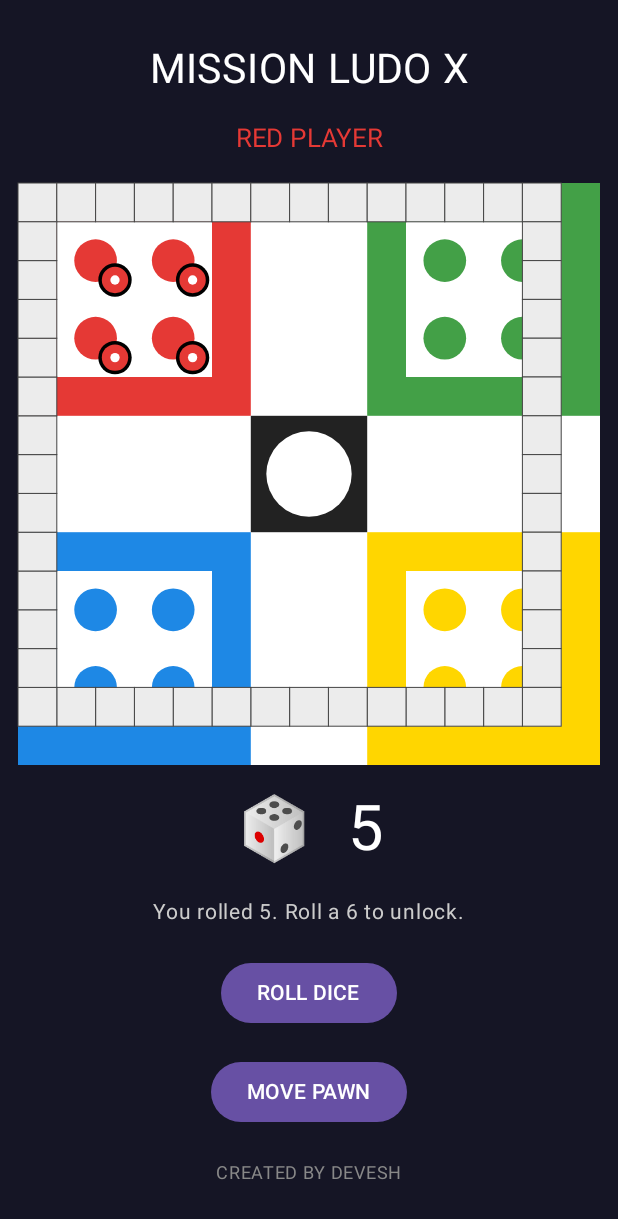
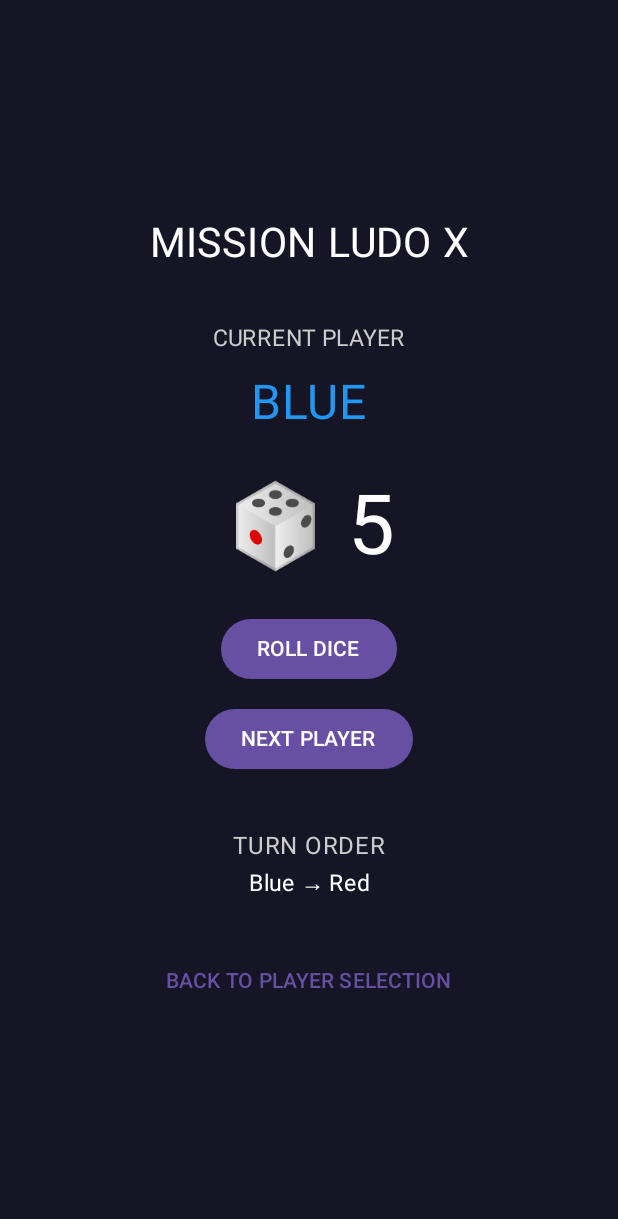
Before and after one commit to devesh372/Mission-Ludo-X, an Android app built with Jetpack Compose: the screen it shows after launch (MainActivity), after a tap on "ROLL DICE", on a phone screen of 412 x 824 dp. Shown: the top 1219 px of the screen. Run offline under Robolectric (Android 15) with nearby library versions, the phone set to English and light mode, and no system bars; 1 other tap on this screen came first.

Commit message:
Add local multiplayer selection

```diff
--- a/app/src/main/java/com/devesh/missionludox/MainActivity.kt
+++ b/app/src/main/java/com/devesh/missionludox/MainActivity.kt
@@ -4,126 +4,174 @@ package com.devesh.missionludox
 import android.os.Bundle
 import androidx.activity.ComponentActivity
 import androidx.activity.compose.setContent
-import androidx.compose.foundation.Canvas
 import androidx.compose.foundation.background
 import androidx.compose.foundation.layout.*
+import androidx.compose.foundation.shape.RoundedCornerShape
 import androidx.compose.material3.*
 import androidx.compose.runtime.*
 import androidx.compose.ui.Alignment
 import androidx.compose.ui.Modifier
 import androidx.compose.ui.graphics.Color
-import androidx.compose.ui.geometry.Offset
-import androidx.compose.ui.geometry.Size
 import androidx.compose.ui.unit.dp
 import androidx.compose.ui.unit.sp
-import kotlin.random.Random
 
 class MainActivity : ComponentActivity() {
     override fun onCreate(savedInstanceState: Bundle?) {
         super.onCreate(savedInstanceState)
+
         setContent {
             MaterialTheme {
-                GameScreen()
+                MissionLudoApp()
             }
         }
     }
 }
 
-private val red = Color(0xFFE53935)
-private val green = Color(0xFF43A047)
-private val yellow = Color(0xFFFFD600)
-private val blue = Color(0xFF1E88E5)
+data class Player(
+    val name: String,
+    val color: Color
+)
 
-private val route = buildList {
-    for (x in 0..13) add(x to 0)
-    for (y in 1..13) add(13 to y)
-    for (x in 12 downTo 0) add(x to 13)
-    for (y in 12 downTo 1) add(0 to y)
+val players = listOf(
+    Player("Blue", Color(0xFF2196F3)),
+    Player("Red", Color(0xFFE53935)),
+    Player("Green", Color(0xFF43A047)),
+    Player("Yellow", Color(0xFFFFD600))
+)
+
+@Composable
+fun MissionLudoApp() {
+    var playerCount by remember { mutableIntStateOf(2) }
+    var gameStarted by remember { mutableStateOf(false) }
+
+    if (!gameStarted) {
+        PlayerSelectionScreen(
+            playerCount = playerCount,
+            onPlayerCountChange = { playerCount = it },
+            onStart = { gameStarted = true }
+        )
+    } else {
+        LocalGameScreen(
+            playerCount = playerCount,
+            onBack = { gameStarted = false }
+        )
+    }
 }
 
 @Composable
-fun GameScreen() {
-    var dice by remember { mutableIntStateOf(0) }
-    var message by remember { mutableStateOf("Roll a 6 to unlock a pawn!") }
-    val pawns = remember { mutableStateListOf(-1, -1, -1, -1) }
-
+fun PlayerSelectionScreen(
+    playerCount: Int,
+    onPlayerCountChange: (Int) -> Unit,
+    onStart: () -> Unit
+) {
     Column(
         modifier = Modifier
             .fillMaxSize()
             .background(Color(0xFF151525))
-            .padding(12.dp),
+            .padding(22.dp),
         horizontalAlignment = Alignment.CenterHorizontally,
-        verticalArrangement = Arrangement.SpaceEvenly
+        verticalArrangement = Arrangement.Center
     ) {
         Text(
             "MISSION LUDO X",
             color = Color.White,
-            fontSize = 27.sp
+            fontSize = 30.sp
         )
 
+        Spacer(Modifier.height(12.dp))
+
         Text(
-            "RED PLAYER",
-            color = red,
+            "LOCAL MULTIPLAYER",
+            color = Color.LightGray,
+            fontSize = 16.sp
+        )
+
+        Spacer(Modifier.height(45.dp))
+
+        Text(
+            "SELECT PLAYERS",
+            color = Color.White,
+            fontSize = 21.sp
+        )
+
+        Spacer(Modifier.height(20.dp))
+
+        Row(
+            horizontalArrangement = Arrangement.spacedBy(12.dp)
+        ) {
+            (2..4).forEach { count ->
+                Button(
+                    onClick = { onPlayerCountChange(count) },
+                    colors = ButtonDefaults.buttonColors(
+                        containerColor = if (playerCount == count)
+                            Color(0xFFFF3155)
+                        else Color(0xFF303044)
+                    )
+                ) {
+                    Text("$count")
+                }
+            }
+        }
+
+        Spacer(Modifier.height(35.dp))
+
+        Text(
+            "PLAYER TURN ORDER",
+            color = Color.White,
             fontSize = 17.sp
         )
 
-        LudoBoard(pawns)
+        Spacer(Modifier.height(15.dp))
 
-        Text(
-            "🎲  $dice",
-            color = Color.White,
-            fontSize = 42.sp
-        )
+        players.take(playerCount).forEachIndexed { index, player ->
+            Row(
+                modifier = Modifier
+                    .fillMaxWidth()
+                    .padding(vertical = 6.dp)
+                    .background(
+                        Color(0xFF252538),
+                        RoundedCornerShape(12.dp)
+                    )
+                    .padding(14.dp),
+                verticalAlignment = Alignment.CenterVertically
+            ) {
+                Text(
+                    "${index + 1}.",
+                    color = Color.White,
+                    fontSize = 18.sp
+                )
 
-        Text(
-            message,
-            color = Color.LightGray,
-            fontSize = 14.sp
-        )
+                Spacer(Modifier.width(14.dp))
 
-        Button(onClick = {
-            dice = Random.nextInt(1, 7)
-            message = if (dice == 6) {
-                "You rolled 6! Move a pawn."
-            } else {
-                "You rolled $dice. Roll a 6 to unlock."
+                Box(
+                    Modifier
+                        .size(18.dp)
+                        .background(player.color, RoundedCornerShape(50))
+                )
+
+                Spacer(Modifier.width(12.dp))
+
+                Text(
+                    player.name,
+                    color = Color.White,
+                    fontSize = 18.sp
+                )
             }
-        }) {
-            Text("ROLL DICE")
         }
 
+        Spacer(Modifier.height(35.dp))
+
         Button(
-            onClick = {
-                if (dice == 0) {
-                    message = "Roll the dice first!"
-                } else {
-                    val locked = pawns.indexOfFirst { it == -1 }
+            onClick = onStart,
+            modifier = Modifier.fillMaxWidth(),
+            colors = ButtonDefaults.buttonColors(
+                containerColor = Color(0xFFFF3155)
+            )
+        ) {
+            Text("START GAME", fontSize = 18.sp)
+        }
 
-                    if (locked != -1 && dice == 6) {
-                        pawns[locked] = 0
-                        message = "Pawn ${locked + 1} unlocked!"
-                    } else {
-                        val moving = pawns.indexOfFirst { it in 0 until 52 }
-
-                        if (moving != -1) {
-                            pawns[moving] =
-                                (pawns[moving] + dice).coerceAtMost(52)
-
-                            message = if (pawns[moving] == 52) {
-                                "Pawn ${moving + 1} reached the finish!"
-                            } else {
-                                "Pawn ${moving + 1} moved $dice steps!"
-                            }
-                        } else {
-                            message = "Roll a 6 to unlock a pawn!"
-                        }
-                    }
-                    dice = 0
-                }
-            }
-        ) {
-            Text("MOVE PAWN")
-        }
+        Spacer(Modifier.height(25.dp))
 
         Text(
             "CREATED BY DEVESH",
@@ -134,96 +182,93 @@ fun GameScreen() {
 }
 
 @Composable
-fun LudoBoard(pawns: List<Int>) {
-    Canvas(
+fun LocalGameScreen(
+    playerCount: Int,
+    onBack: () -> Unit
+) {
+    val activePlayers = players.take(playerCount)
+    var currentTurn by remember { mutableIntStateOf(0) }
+    var dice by remember { mutableIntStateOf(0) }
+
+    val currentPlayer = activePlayers[currentTurn]
+
+    Column(
         modifier = Modifier
-            .fillMaxWidth()
-            .aspectRatio(1f)
-            .background(Color.White)
+            .fillMaxSize()
+            .background(Color(0xFF151525))
+            .padding(20.dp),
+        horizontalAlignment = Alignment.CenterHorizontally,
+        verticalArrangement = Arrangement.Center
     ) {
-        val cell = size.width / 15f
+        Text(
+            "MISSION LUDO X",
+            color = Color.White,
+            fontSize = 27.sp
+        )
 
-        // Four home areas
-        drawRect(red, Offset(0f, 0f), Size(cell * 6, cell * 6))
-        drawRect(green, Offset(cell * 9, 0f), Size(cell * 6, cell * 6))
-        drawRect(blue, Offset(0f, cell * 9), Size(cell * 6, cell * 6))
-        drawRect(yellow, Offset(cell * 9, cell * 9), Size(cell * 6, cell * 6))
+        Spacer(Modifier.height(35.dp))
 
-        // Home interiors
-        listOf(
-            Triple(0, 0, red),
-            Triple(9, 0, green),
-            Triple(0, 9, blue),
-            Triple(9, 9, yellow)
-        ).forEach { (x, y, color) ->
-            drawRect(
-                Color.White,
-                Offset((x + 1) * cell, (y + 1) * cell),
-                Size(cell * 4, cell * 4)
-            )
+        Text(
+            "CURRENT PLAYER",
+            color = Color.LightGray,
+            fontSize = 15.sp
+        )
 
-            for (i in 0..1) {
-                for (j in 0..1) {
-                    drawCircle(
-                        color,
-                        cell * 0.55f,
-                        Offset(
-                            (x + 2 + i * 2) * cell,
-                            (y + 2 + j * 2) * cell
-                        )
-                    )
-                }
+        Spacer(Modifier.height(12.dp))
+
+        Text(
+            currentPlayer.name.uppercase(),
+            color = currentPlayer.color,
+            fontSize = 32.sp
+        )
+
+        Spacer(Modifier.height(30.dp))
+
+        Text(
+            "🎲 $dice",
+            color = Color.White,
+            fontSize = 55.sp
+        )
+
+        Spacer(Modifier.height(25.dp))
+
+        Button(
+            onClick = {
+                dice = (1..6).random()
             }
+        ) {
+            Text("ROLL DICE")
         }
 
-        // Track cells
-        route.forEach { (x, y) ->
-            drawRect(
-                Color(0xFFECECEC),
-                Offset(x * cell, y * cell),
-                Size(cell, cell)
-            )
-            drawRect(
-                Color.DarkGray,
-                Offset(x * cell, y * cell),
-                Size(cell, cell),
-                style = androidx.compose.ui.graphics.drawscope.Stroke(1f)
-            )
+        Spacer(Modifier.height(12.dp))
+
+        Button(
+            onClick = {
+                currentTurn = (currentTurn + 1) % playerCount
+                dice = 0
+            },
+            enabled = dice != 0
+        ) {
+            Text("NEXT PLAYER")
         }
 
-        // Center
-        drawRect(
-            Color(0xFF222222),
-            Offset(cell * 6, cell * 6),
-            Size(cell * 3, cell * 3)
-        )
-        drawCircle(
-            Color.White,
-            cell * 1.1f,
-            Offset(cell * 7.5f, cell * 7.5f)
+        Spacer(Modifier.height(35.dp))
+
+        Text(
+            "TURN ORDER",
+            color = Color.LightGray
         )
 
-        // Four red pawns
-        val homePositions = listOf(
-            Offset(cell * 2.5f, cell * 2.5f),
-            Offset(cell * 4.5f, cell * 2.5f),
-            Offset(cell * 2.5f, cell * 4.5f),
-            Offset(cell * 4.5f, cell * 4.5f)
+        Text(
+            activePlayers.joinToString(" → ") { it.name },
+            color = Color.White,
+            fontSize = 15.sp
         )
 
-        pawns.forEachIndexed { index, position ->
-            val pawnPosition = if (position == -1) {
-                homePositions[index]
-            } else if (position < route.size) {
-                val (x, y) = route[position]
-                Offset((x + 0.5f) * cell, (y + 0.5f) * cell)
-            } else {
-                Offset(cell * 7.5f, cell * 7.5f)
-            }
+        Spacer(Modifier.height(30.dp))
 
-            drawCircle(Color.Black, cell * 0.43f, pawnPosition)
-            drawCircle(red, cell * 0.34f, pawnPosition)
-            drawCircle(Color.White, cell * 0.12f, pawnPosition)
+        TextButton(onClick = onBack) {
+            Text("BACK TO PLAYER SELECTION")
         }
     }
 }
```
